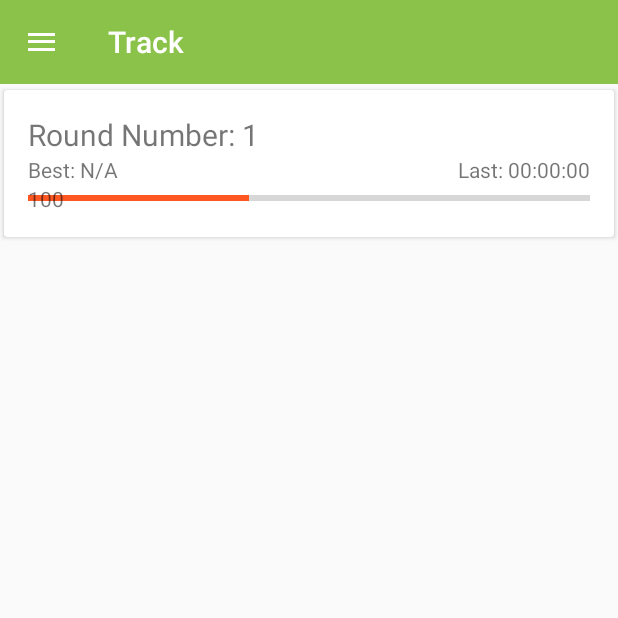
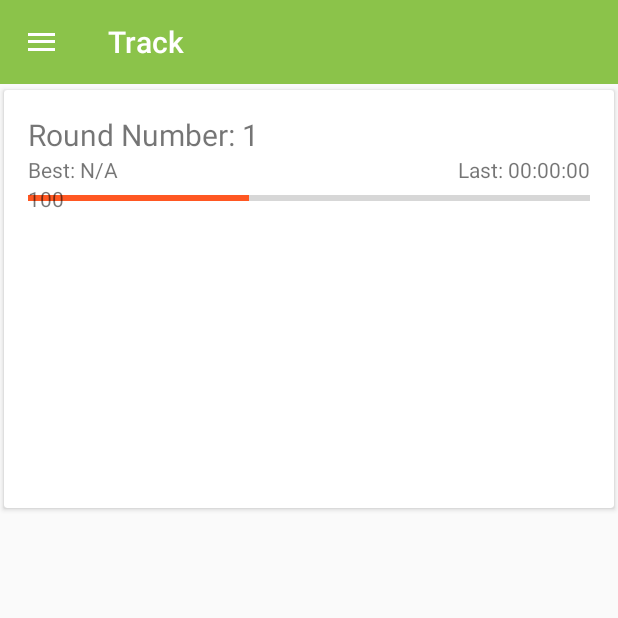
Before and after one commit to markusschaden/RapidTweakAndroidApp, an Android app: the screen it shows after launch (TrackElementsActivity), in the side drawer, after a tap on "Login", on a phone screen of 412 x 824 dp, the top half of it. Run offline under Robolectric (Android 15) with nearby library versions, the phone set to English and light mode, and no system bars; libraries missing offline, so code that uses them is left out: org.java_websocket.client, org.java_websocket.drafts, org.java_websocket.handshake; 1 statement that could not run was skipped.

Commit message:
Race History on TrackElement Header added

```diff
--- a/app/src/main/java/ch/hsr/rapidtweakapp/activities/TrackElementsActivity.java
+++ b/app/src/main/java/ch/hsr/rapidtweakapp/activities/TrackElementsActivity.java
@@ -8,11 +8,19 @@ import android.content.SharedPreferences;
 import android.os.Bundle;
 import android.preference.PreferenceManager;
 import android.support.v4.content.LocalBroadcastManager;
+import android.support.v7.widget.CardView;
 import android.support.v7.widget.LinearLayoutManager;
 import android.support.v7.widget.RecyclerView;
+import android.view.View;
+import android.widget.ArrayAdapter;
+import android.widget.LinearLayout;
+import android.widget.ListView;
 import android.widget.ProgressBar;
-import android.widget.SeekBar;
 import android.widget.TextView;
+
+import com.google.common.collect.Lists;
+
+import java.util.ArrayList;
 
 import ch.hsr.rapidtweakapp.Application;
 import ch.hsr.rapidtweakapp.R;
@@ -27,9 +35,15 @@ import ch.hsr.rapidtweakapp.helper.TrackElementRVAdapter;
 public class TrackElementsActivity extends Main  {
     Race race;
     TrackElementRVAdapter adapter;
+    CardView raceHeader;
     TextView roundNumber;
     TextView roundTimeBest;
     TextView roundTimeLast;
+
+    LinearLayout detailRaceInfo;
+    ListView roundHistoryList;
+    ArrayList<String> roundHistoryValues = new ArrayList<String>();
+
     ProgressBar powerLevel;
     TextView powerLevelText;
     RecyclerView rv;
@@ -49,9 +63,13 @@ public class TrackElementsActivity extends Main  {
 
         race = ((Application)getApplication()).getRace();
 
+        raceHeader = (CardView)findViewById(R.id.race_header);
         roundNumber = (TextView)findViewById(R.id.race_round_number);
         roundTimeBest = (TextView)findViewById(R.id.race_round_time_best);
         roundTimeLast = (TextView)findViewById(R.id.race_round_time_last);
+
+        detailRaceInfo = (LinearLayout)findViewById(R.id.detailed_race_info);
+        roundHistoryList = (ListView)findViewById(R.id.round_time_history);
         powerLevelText = (TextView)findViewById(R.id.powerLevelText);
         powerLevel = (ProgressBar)findViewById(R.id.powerLevel);
         roundNumber.setText("Round Number: " + race.getRoundNumber());
@@ -62,6 +80,17 @@ public class TrackElementsActivity extends Main  {
         }
         roundTimeLast.setText("Last: " + race.getRoundtimeLastString());
         resetHeaderInformation();
+
+        raceHeader.setOnClickListener(new View.OnClickListener() {
+            @Override
+            public void onClick(View v) {
+                if(detailRaceInfo.getVisibility() == View.GONE) {
+                    detailRaceInfo.setVisibility(View.VISIBLE);
+                } else {
+                    detailRaceInfo.setVisibility(View.GONE);
+                }
+            }
+        });
 
 
         rv = (RecyclerView) findViewById(R.id.track_element_container);
@@ -121,6 +150,7 @@ public class TrackElementsActivity extends Main  {
             roundTimeBest.setText("Best: N/A");
         }
         roundTimeLast.setText("Last: " + race.getRoundtimeLastString());
+        roundHistoryValues.clear();
     }
 
     public void onDataAdd(int position) {
@@ -138,5 +168,8 @@ public class TrackElementsActivity extends Main  {
         roundNumber.setText("Round Number: " + race.getRoundNumber());
         roundTimeBest.setText("Best: " + race.getRoundtimeBestString());
         roundTimeLast.setText("Last: " + race.getRoundtimeLastString());
+        roundHistoryValues.add("Round " + (race.getRoundNumber() - 1) + ": " + race.getRoundtimeLastString());
+        ArrayAdapter<String> itemsAdapter = new ArrayAdapter<>(this, android.R.layout.simple_list_item_1, Lists.reverse(roundHistoryValues));
+        roundHistoryList.setAdapter(itemsAdapter);
     }
 }
--- a/app/src/main/res/layout/activity_track_elements.xml
+++ b/app/src/main/res/layout/activity_track_elements.xml
@@ -8,6 +8,7 @@
         android:layout_width="match_parent"
         android:layout_height="wrap_content"
         card_view:cardUseCompatPadding="true"
+        android:id="@+id/race_header"
         >
         <RelativeLayout
             android:layout_width="match_parent"
@@ -65,6 +66,20 @@
             </FrameLayout>
 
 
+            <LinearLayout
+                android:visibility="gone"
+                android:id="@+id/detailed_race_info"
+                android:layout_width="match_parent"
+                android:layout_height="200dp"
+                android:layout_below="@id/race_round_time_best">
+
+                <ListView
+                    android:id="@+id/round_time_history"
+                    android:layout_width="match_parent"
+                    android:layout_height="match_parent">
+                </ListView>
+
+            </LinearLayout>
         </RelativeLayout>
 
     </android.support.v7.widget.CardView>
```
